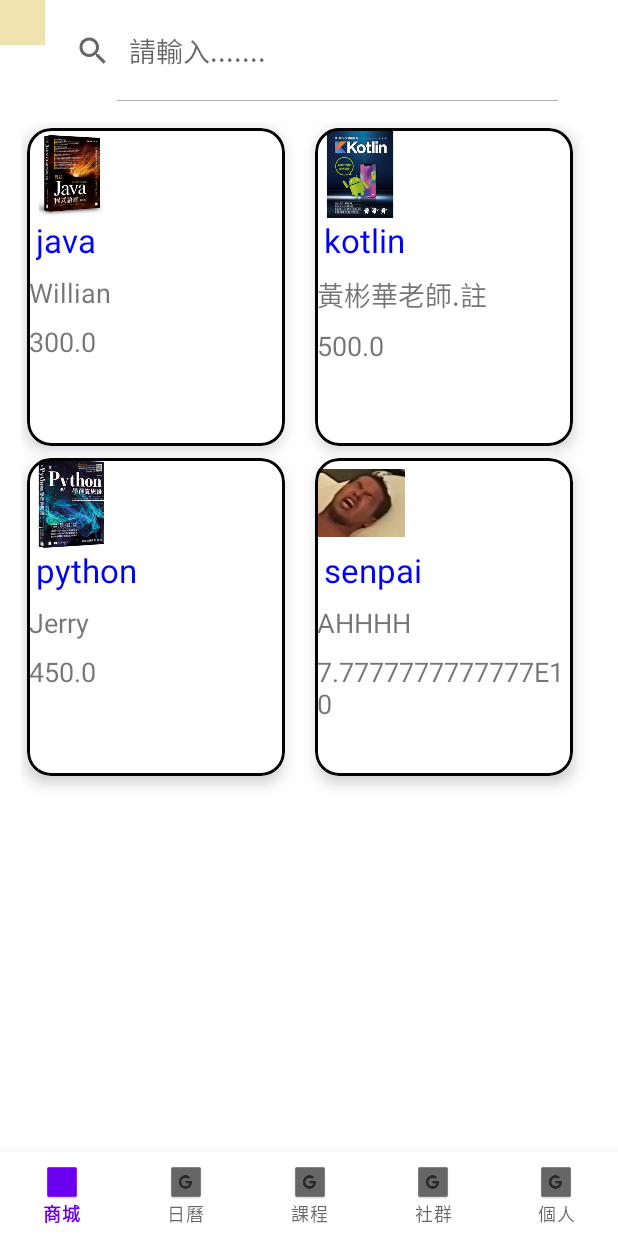
After one commit to sonic711/THP101G2-Android-School, an Android app: the ShopMainFragment screen opened through its navigation route, on a phone screen of 412 x 824 dp. The commit adds this screen. Run offline under Robolectric (Android 15) with nearby library versions, the phone set to English and light mode, and no system bars; our stand-ins replace data binding, navigation-ui.

Commit message:
電商 初始化 新增首頁

```diff
--- /dev/null
+++ b/app/src/main/java/com/example/thp101g2_android_school/shop/controller/ProductAdapter.kt
@@ -0,0 +1,54 @@
+package com.example.thp101g2_android_school.shop.controller
+
+import android.os.Bundle
+import android.view.LayoutInflater
+import android.view.ViewGroup
+import androidx.lifecycle.findViewTreeLifecycleOwner
+import androidx.navigation.Navigation
+import androidx.recyclerview.widget.RecyclerView
+import com.example.thp101g2_android_school.R
+import com.example.thp101g2_android_school.databinding.ShopMainItemviewBinding
+import com.example.thp101g2_android_school.shop.model.Product
+import com.example.thp101g2_android_school.shop.viewmodel.ShopMainViewModel
+
+class ProductAdapter(private var products: List<Product>) :
+    RecyclerView.Adapter<ProductAdapter.FriendViewHolder>() {
+
+
+    fun updateProduct(products: List<Product>) {
+        this.products = products
+        notifyDataSetChanged()
+    }
+
+    class FriendViewHolder(val itemViewBinding: ShopMainItemviewBinding) :
+        RecyclerView.ViewHolder(itemViewBinding.root)
+
+    override fun getItemCount(): Int {
+        return products.size
+    }
+
+    override fun onCreateViewHolder(parent: ViewGroup, viewType: Int): FriendViewHolder {
+        val itemViewBinding = ShopMainItemviewBinding.inflate(
+            LayoutInflater.from(parent.context), parent, false
+        )
+        itemViewBinding.viewModel = ShopMainViewModel()
+        // 設定lifecycleOwner方能監控LiveData資料變化，layout檔案的view才會更新顯示
+        itemViewBinding.lifecycleOwner = parent.findViewTreeLifecycleOwner()
+        return FriendViewHolder(itemViewBinding)
+    }
+
+    override fun onBindViewHolder(holder: FriendViewHolder, position: Int) {
+        val product = products[position]
+        with(holder) {
+            // 將欲顯示的product物件指派給LiveData，就會自動更新layout檔案的view顯示
+            itemViewBinding.viewModel?.product?.value = product
+            val bundle = Bundle()
+            bundle.putSerializable("product", product)
+            itemView.setOnClickListener {
+                Navigation.findNavController(it)
+                    .navigate(R.id.action_shopMainFragment_to_productDetailFragment2, bundle)
+            }
+
+        }
+    }
+}
--- /dev/null
+++ b/app/src/main/java/com/example/thp101g2_android_school/shop/controller/ShopMainFragment.kt
@@ -0,0 +1,79 @@
+package com.example.thp101g2_android_school.shop.controller
+
+import android.app.AlertDialog
+import android.os.Bundle
+import androidx.fragment.app.Fragment
+import android.view.LayoutInflater
+import android.view.View
+import android.view.ViewGroup
+import android.widget.SearchView
+import androidx.fragment.app.viewModels
+import androidx.navigation.Navigation
+import androidx.recyclerview.widget.StaggeredGridLayoutManager
+import com.example.thp101g2_android_school.MainActivity
+import com.example.thp101g2_android_school.databinding.FragmentShopMainBinding
+import com.example.thp101g2_android_school.shop.viewmodel.ProductViewModel
+
+class ShopMainFragment : Fragment() {
+
+    private lateinit var binding: FragmentShopMainBinding
+    override fun onCreateView(
+        inflater: LayoutInflater, container: ViewGroup?,
+        savedInstanceState: Bundle?,
+    ): View {
+        // SearchView放在畫面頂端時通常會隱藏標題列
+        (requireActivity() as MainActivity).supportActionBar?.hide()
+        val viewModel: ProductViewModel by viewModels()
+        binding = FragmentShopMainBinding.inflate(inflater, container, false)
+        binding.viewModel = viewModel
+        return binding.root
+    }
+
+    override fun onViewCreated(view: View, savedInstanceState: Bundle?) {
+        with(binding) {
+            //沒有layoutManager會沒recyclerview畫面
+            recyclerView.layoutManager =
+                StaggeredGridLayoutManager(2, StaggeredGridLayoutManager.VERTICAL);
+            viewModel?.products?.observe(viewLifecycleOwner) { products ->
+                // adapter為null要建立新的adapter；之後只要呼叫updateFriends(friends)即可
+                if (recyclerView.adapter == null) {
+                    recyclerView.adapter = ProductAdapter(products)
+                } else {
+                    (recyclerView.adapter as ProductAdapter).updateProduct(products)
+                    if (products.isEmpty()) {
+                        tvSearchnull.text = "搜尋無資料"
+                        tvSearchnull.visibility = View.VISIBLE // 顯示 tvSearchnull
+                    } else {
+                        tvSearchnull.text = "" // 將文字設為空字串
+                        tvSearchnull.visibility = View.GONE // 隱藏 tvSearchnull
+                    }
+                }
+            }
+            searchView.setOnQueryTextListener(object : SearchView.OnQueryTextListener,
+                androidx.appcompat.widget.SearchView.OnQueryTextListener {
+                override fun onQueryTextSubmit(query: String?): Boolean {
+                    return false
+                }
+
+                // STEP09-2 當輸入內容變化時，呼叫search()
+                override fun onQueryTextChange(newText: String?): Boolean {
+                    viewModel?.search(newText)
+                    return true
+                }
+
+            })
+            binding.btnBack.setOnClickListener {
+                AlertDialog.Builder(requireContext())
+                    .setMessage("確定要回上一頁嗎?")
+                    .setTitle("警告!!!!")
+                    .setPositiveButton("確定"){ dialog, which ->
+                        Navigation.findNavController(requireView()).navigateUp()
+                    }
+                    .setNeutralButton("取消", null)
+                    .show()
+            }
+        }
+
+
+    }
+}
--- /dev/null
+++ b/app/src/main/java/com/example/thp101g2_android_school/shop/model/Product.kt
@@ -0,0 +1,5 @@
+package com.example.thp101g2_android_school.shop.model
+
+import java.io.Serializable
+
+class Product(var imageId: Int, var name: String, var author: String,  var price: String, var pinfo: String): Serializable
--- /dev/null
+++ b/app/src/main/java/com/example/thp101g2_android_school/shop/viewmodel/ProductViewModel.kt
@@ -0,0 +1,43 @@
+package com.example.thp101g2_android_school.shop.viewmodel
+
+import androidx.lifecycle.MutableLiveData
+import androidx.lifecycle.ViewModel
+import com.example.thp101g2_android_school.R
+import com.example.thp101g2_android_school.shop.model.Product
+
+class ProductViewModel : ViewModel() {
+    private var productList = mutableListOf<Product>()
+    val products : MutableLiveData<List<Product>>by lazy {MutableLiveData<List<Product>>()}
+
+    init {
+        loadProduct()
+    }
+    fun search(newText: String?) {
+        if (newText.isNullOrEmpty()) {
+            products.value = productList
+        } else {
+            // 如果不是空字串，宣告新的集合，走訪每個元素的name屬性，如果符合就放到新的集合並指派
+            val searchLessionList = mutableListOf<Product>()
+            productList.forEach { product ->
+                if (product.name.contains(newText, true)) {
+                    searchLessionList.add(product)
+                }
+            }
+            // 指派給LiveData 就可以即時刷新View
+            products.value = searchLessionList
+        }
+    }
+
+    private fun loadProduct() {
+        val productList = mutableListOf<Product>()
+        productList.add(Product(R.drawable.java, "java", "Willian", price = 300.0.toString(),"java書java書java書java書java書java書java書java書java書java書java書java書java書java書java書java書java書java書java書java書java書java書java書java書java書java書java書java書java書java書java書java書java書java書"))
+        productList.add(Product(R.drawable.kotlin, "kotlin", "黃彬華老師.註", price = 500.0.toString(),"Kotlin書Kotlin書Kotlin書Kotlin書Kotlin書Kotlin書Kotlin書Kotlin書Kotlin書Kotlin書Kotlin書Kotlin書Kotlin書Kotlin書Kotlin書Kotlin書Kotlin書Kotlin書Kotlin書Kotlin書Kotlin書Kotlin書Kotlin書Kotlin書"))
+        productList.add(Product(R.drawable.python, "python", "Jerry", price = 450.0.toString(),"python書python書python書python書python書python書python書python書python書python書python書python書python書python書python書python書python書python書python書python書python書python書python書python書python書python書python書python書python書python書python書python書"))
+        productList.add(Product(R.drawable.senpai, "senpai", "AHHHH", price = 77777777777.777.toString(),"野獸先輩是日本㚻片公司COAT CORPORATION（官方網站）2001年發售的影片《Babylon 34 真夏の夜の淫夢 the IMP》中出演「田所」一役的一名㚻片演員。他出場的影片第四章副標題為「昏睡レイプ!野獣と化した先輩」，因此得名。其本人雖然成為了日本的網絡紅人，但是真實姓名，身份，和出演之後的行蹤均不詳。\n" +
+                "\n" +
+                "本文引自萌娘百科(https://zh.moegirl.org.cn )"))
+
+        this.productList = productList
+        this.products.value = this.productList
+    }
+}
--- /dev/null
+++ b/app/src/main/java/com/example/thp101g2_android_school/shop/viewmodel/ShopMainViewModel.kt
@@ -0,0 +1,9 @@
+package com.example.thp101g2_android_school.shop.viewmodel
+
+import androidx.lifecycle.MutableLiveData
+import androidx.lifecycle.ViewModel
+import com.example.thp101g2_android_school.shop.model.Product
+
+class ShopMainViewModel: ViewModel() {
+    val product: MutableLiveData<Product> by lazy { MutableLiveData<Product>() }
+}
--- /dev/null
+++ b/app/src/main/res/layout/fragment_shop_main.xml
@@ -0,0 +1,61 @@
+<?xml version="1.0" encoding="utf-8"?>
+<layout xmlns:android="http://schemas.android.com/apk/res/android"
+    xmlns:app="http://schemas.android.com/apk/res-auto"
+    xmlns:tools="http://schemas.android.com/tools"
+    tools:context=".shop.controller.ShopMainFragment">
+
+    <data>
+
+        <variable
+            name="viewModel"
+            type="com.example.thp101g2_android_school.shop.viewmodel.ProductViewModel" />
+    </data>
+
+    <androidx.constraintlayout.widget.ConstraintLayout
+        android:layout_width="match_parent"
+        android:layout_height="match_parent"
+        >
+        <ImageButton
+            android:id="@+id/btnBack"
+            android:layout_width="30dp"
+            android:layout_height="30dp"
+            android:background="?attr/selectableItemBackgroundBorderless"
+            android:contentDescription="@string/back"
+            android:src="@drawable/ic_back"
+            tools:ignore="MissingConstraints" />
+
+        <SearchView
+            android:layout_width="350dp"
+            android:layout_height="66dp" app:layout_constraintTop_toTopOf="parent"
+            android:layout_marginTop="1dp" app:layout_constraintStart_toStartOf="parent"
+            android:layout_marginStart="1dp" android:layout_marginEnd="3dp" app:layout_constraintEnd_toEndOf="parent"
+            android:id="@+id/searchView"
+            android:iconifiedByDefault="false"
+            android:queryHint="請輸入......."/>
+
+
+        <androidx.recyclerview.widget.RecyclerView
+            android:id="@+id/recyclerView"
+            android:layout_width="0dp"
+            android:layout_height="0dp"
+            android:layout_margin="6dp"
+            app:layout_constraintBottom_toBottomOf="parent"
+            app:layout_constraintEnd_toEndOf="parent"
+            app:layout_constraintStart_toStartOf="parent"
+            app:layout_constraintTop_toBottomOf="@+id/searchView"
+            android:padding="8dp"
+            app:layoutManager="androidx.recyclerview.widget.StaggeredGridLayoutManager"
+            app:spanCount="2"/>
+
+        <TextView
+            android:id="@+id/tvSearchnull"
+            android:layout_width="wrap_content"
+            android:layout_height="wrap_content"
+            android:layout_marginTop="256dp"
+            android:text=""
+            app:layout_constraintEnd_toEndOf="parent"
+            app:layout_constraintHorizontal_bias="0.498"
+            app:layout_constraintStart_toStartOf="parent"
+            app:layout_constraintTop_toBottomOf="@+id/searchView" />
+    </androidx.constraintlayout.widget.ConstraintLayout>
+</layout>
--- /dev/null
+++ b/app/src/main/res/layout/shop_main_itemview.xml
@@ -0,0 +1,74 @@
+<?xml version="1.0" encoding="utf-8"?>
+<layout xmlns:tools="http://schemas.android.com/tools"
+    xmlns:android="http://schemas.android.com/apk/res/android"
+    xmlns:app="http://schemas.android.com/apk/res-auto">
+
+    <data>
+
+        <variable
+            name="viewModel"
+            type="com.example.thp101g2_android_school.shop.viewmodel.ShopMainViewModel" />
+    </data>
+
+    <!--設定foreground="?selectableItemBackground"當選項被點擊時會改變背景色-->
+    <com.google.android.material.card.MaterialCardView
+        android:id="@+id/cardView"
+        android:layout_width="180dp"
+        android:layout_height="220dp"
+        android:layout_margin="4dp"
+        android:foreground="?selectableItemBackground"
+        app:cardBackgroundColor="#ffffff"
+        app:strokeColor="@color/black"
+        app:strokeWidth="2dp"
+        app:cardCornerRadius="16dp"
+        app:cardElevation="6dp"
+        tools:ignore="MissingConstraints"
+        tools:layout_editor_absoluteX="4dp">
+
+
+        <LinearLayout
+            android:layout_width="match_parent"
+            android:layout_height="match_parent"
+            android:orientation="vertical">
+
+            <ImageView
+                android:id="@+id/ivFriend"
+                android:layout_width="60dp"
+                android:layout_height="60dp"
+                app:imageResource="@{viewModel.product.imageId}" />
+            <TextView
+                android:id="@+id/tvName"
+                android:layout_width="wrap_content"
+                android:layout_height="wrap_content"
+                android:layout_gravity="center_vertical"
+                android:layout_marginStart="6dp"
+                android:text="@{viewModel.product.name}"
+                android:textColor="#0000FF"
+                android:textSize="22sp" />
+
+            <TextView
+                android:id="@+id/tvAuthor"
+                android:layout_width="wrap_content"
+                android:layout_height="wrap_content"
+                android:layout_gravity="center_vertical"
+                android:layout_marginStart="1dp"
+                android:layout_marginTop="8dp"
+                android:text="@{viewModel.product.author}"
+                android:textSize="18sp" />
+
+            <TextView
+                android:id="@+id/tvPrice"
+                android:layout_width="wrap_content"
+                android:layout_height="wrap_content"
+                android:layout_gravity="center_vertical"
+                android:layout_marginStart="1dp"
+                android:layout_marginTop="8dp"
+                android:text="@{viewModel.product.price}"
+                android:textSize="18sp" />
+
+
+        </LinearLayout>
+
+    </com.google.android.material.card.MaterialCardView>
+
+</layout>
--- a/app/src/main/res/menu/tab_menu.xml
+++ b/app/src/main/res/menu/tab_menu.xml
@@ -1,7 +1,7 @@
 <?xml version="1.0" encoding="utf-8"?>
 <menu xmlns:android="http://schemas.android.com/apk/res/android">
     <item
-            android:id="@+id/shop"
+            android:id="@+id/shopMainFragment"
             android:icon="@drawable/common_google_signin_btn_icon_dark"
             android:title="商城"/>
 
--- a/app/src/main/res/navigation/navigation.xml
+++ b/app/src/main/res/navigation/navigation.xml
@@ -17,4 +17,18 @@
               android:label="fragment_com_all_class" tools:layout="@layout/fragment_com_all_class"/>
     <fragment android:id="@+id/comAllPostFragment" android:name="com.example.thp101g2_android_school.community.controller.ComAllPostFragment"
               android:label="fragment_com_all_post" tools:layout="@layout/fragment_com_all_post"/>
+    <fragment
+        android:id="@+id/shopMainFragment"
+        android:name="com.example.thp101g2_android_school.shop.controller.ShopMainFragment"
+        android:label="fragment_shop_main"
+        tools:layout="@layout/fragment_shop_main" >
+        <action
+            android:id="@+id/action_shopMainFragment_to_productDetailFragment2"
+            app:destination="@id/productDetailFragment2" />
+    </fragment>
+    <fragment
+        android:id="@+id/productDetailFragment2"
+        android:name="com.example.thp101g2_android_school.shop.controller.ProductDetailFragment"
+        android:label="fragment_product_detail"
+        tools:layout="@layout/fragment_product_detail" />
 </navigation>
--- a/app/src/main/res/values/strings.xml
+++ b/app/src/main/res/values/strings.xml
@@ -1,3 +1,4 @@
 <resources>
     <string name="app_name">THP101G2-Android-School</string>
+    <string name="back">返回</string>
 </resources>
```
Also changed, not shown: app/src/main/java/com/example/thp101g2_android_school/shop/controller/ProductDetailFragment.kt (added, +42 -0 lines), app/src/main/java/com/example/thp101g2_android_school/shop/viewmodel/ProductDetailViewModel.kt (added, +8 -0 lines), app/src/main/res/layout/fragment_product_detail.xml (added, +87 -0 lines), app/src/main/res/drawable/ic_back.png (added), app/src/main/res/drawable/java.png (added), app/src/main/res/drawable/kotlin.png (added), app/src/main/res/drawable/python.png (added), app/src/main/res/drawable/senpai.png (added).
